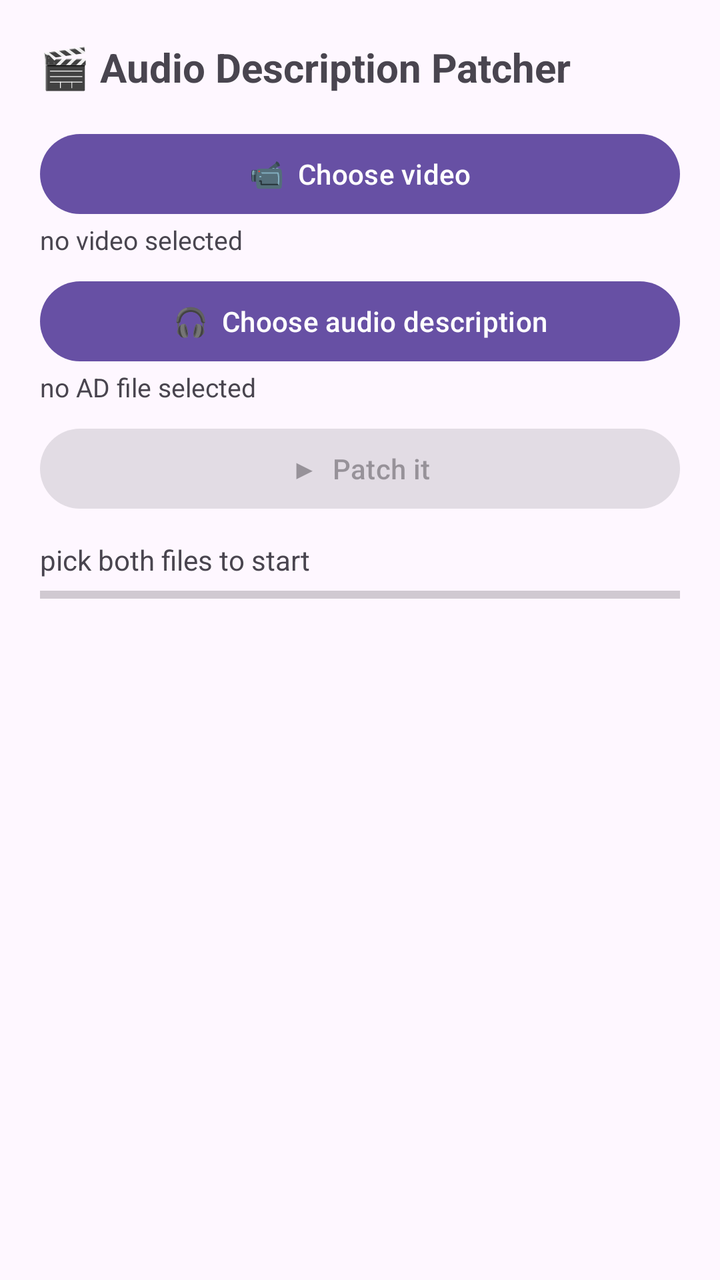
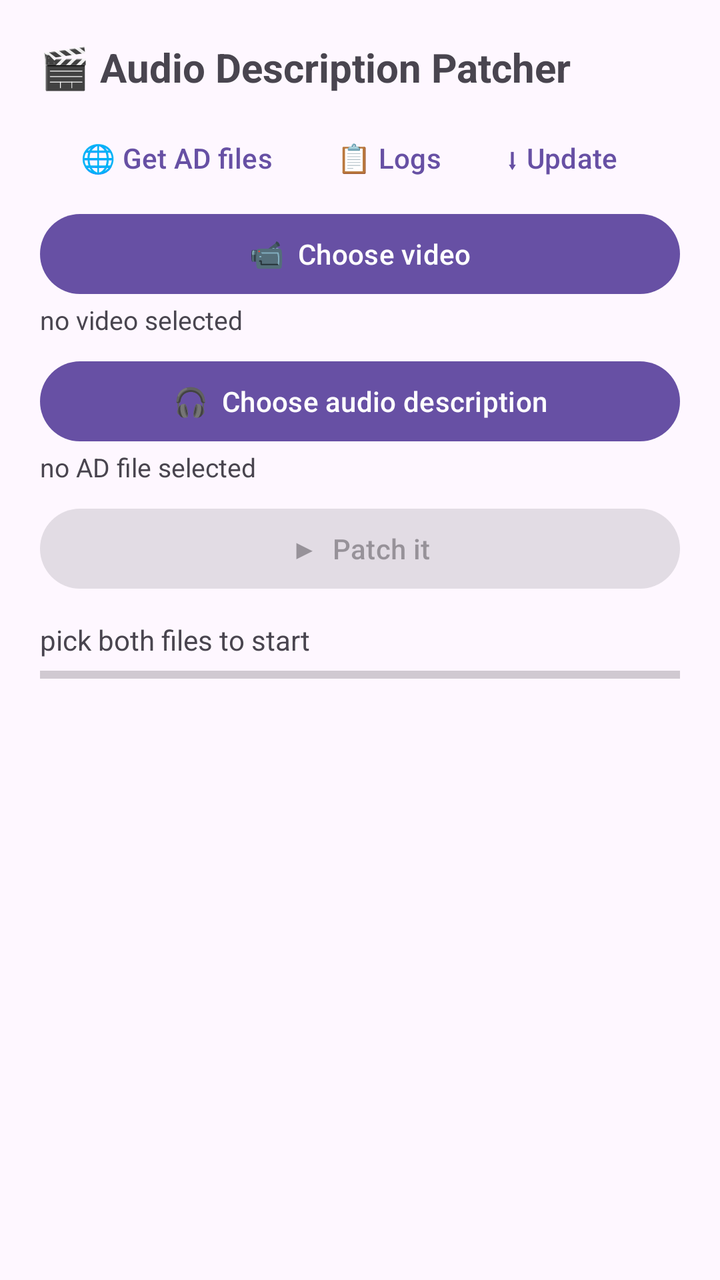

Two renders of the same Android screen: before a commit and after it. Below are the layout's source before the change and the commit's diff.
<!-- AndroidManifest.xml: application theme Theme.Material3.DayNight.NoActionBar -->
<!-- res/layout/activity_main.xml -->
<?xml version="1.0" encoding="utf-8"?>
<LinearLayout xmlns:android="http://schemas.android.com/apk/res/android"
    android:layout_width="match_parent"
    android:layout_height="match_parent"
    android:orientation="vertical"
    android:padding="20dp">

    <TextView
        android:layout_width="wrap_content"
        android:layout_height="wrap_content"
        android:text="🎬 Audio Description Patcher"
        android:textSize="20sp"
        android:textStyle="bold"
        android:paddingBottom="16dp" />

    <Button
        android:id="@+id/pickVideo"
        android:layout_width="match_parent"
        android:layout_height="wrap_content"
        android:text="📹  Choose video" />

    <TextView
        android:id="@+id/videoName"
        android:layout_width="match_parent"
        android:layout_height="wrap_content"
        android:text="no video selected"
        android:textSize="13sp"
        android:paddingBottom="8dp" />

    <Button
        android:id="@+id/pickAd"
        android:layout_width="match_parent"
        android:layout_height="wrap_content"
        android:text="🎧  Choose audio description" />

    <TextView
        android:id="@+id/adName"
        android:layout_width="match_parent"
        android:layout_height="wrap_content"
        android:text="no AD file selected"
        android:textSize="13sp"
        android:paddingBottom="8dp" />

    <Button
        android:id="@+id/goButton"
        android:layout_width="match_parent"
        android:layout_height="wrap_content"
        android:enabled="false"
        android:text="▶  Patch it" />

    <TextView
        android:id="@+id/stage"
        android:layout_width="match_parent"
        android:layout_height="wrap_content"
        android:paddingTop="12dp"
        android:text="pick both files to start" />

    <ProgressBar
        android:id="@+id/bar"
        style="?android:attr/progressBarStyleHorizontal"
        android:layout_width="match_parent"
        android:layout_height="wrap_content"
        android:max="1000" />

    <ScrollView
        android:layout_width="match_parent"
        android:layout_height="0dp"
        android:layout_weight="1"
        android:paddingTop="8dp">

        <TextView
            android:id="@+id/log"
            android:layout_width="match_parent"
            android:layout_height="wrap_content"
            android:fontFamily="monospace"
            android:textSize="11sp" />
    </ScrollView>
</LinearLayout>
<!-- resources referenced by this layout -->
<resources>

</resources>

<!-- the commit's change to res/layout/activity_main.xml (unified diff, before → after) -->
@@ -11,12 +11,57 @@
         android:text="🎬 Audio Description Patcher"
         android:textSize="20sp"
         android:textStyle="bold"
-        android:paddingBottom="16dp" />
+        android:paddingBottom="8dp" />
+
+    <HorizontalScrollView
+        android:layout_width="match_parent"
+        android:layout_height="wrap_content"
+        android:scrollbars="none">
+
+        <LinearLayout
+            android:layout_width="wrap_content"
+            android:layout_height="wrap_content"
+            android:orientation="horizontal">
+
+            <Button
+                android:id="@+id/btnVault"
+                style="?android:attr/buttonBarButtonStyle"
+                android:layout_width="wrap_content"
+                android:layout_height="wrap_content"
+                android:contentDescription="Open AudioVault to download audio description files"
+                android:text="🌐 Get AD files" />
+
+            <Button
+                android:id="@+id/btnLogs"
+                style="?android:attr/buttonBarButtonStyle"
+                android:layout_width="wrap_content"
+                android:layout_height="wrap_content"
+                android:contentDescription="View session logs"
+                android:text="📋 Logs" />
+
+            <Button
+                android:id="@+id/btnUpdate"
+                style="?android:attr/buttonBarButtonStyle"
+                android:layout_width="wrap_content"
+                android:layout_height="wrap_content"
+                android:contentDescription="Check for app updates"
+                android:text="⬇ Update" />
+
+            <Button
+                android:id="@+id/btnClear"
+                style="?android:attr/buttonBarButtonStyle"
+                android:layout_width="wrap_content"
+                android:layout_height="wrap_content"
+                android:contentDescription="Clear cached logs and downloads"
+                android:text="🧹 Clear cache" />
+        </LinearLayout>
+    </HorizontalScrollView>
 
     <Button
         android:id="@+id/pickVideo"
         android:layout_width="match_parent"
         android:layout_height="wrap_content"
+        android:contentDescription="Choose the video file"
         android:text="📹  Choose video" />
 
     <TextView
@@ -31,6 +76,7 @@
         android:id="@+id/pickAd"
         android:layout_width="match_parent"
         android:layout_height="wrap_content"
+        android:contentDescription="Choose the audio description file"
         android:text="🎧  Choose audio description" />
 
     <TextView
@@ -53,6 +99,7 @@
         android:layout_width="match_parent"
         android:layout_height="wrap_content"
         android:paddingTop="12dp"
+        android:accessibilityLiveRegion="polite"
         android:text="pick both files to start" />
 
     <ProgressBar
@@ -73,6 +120,7 @@
             android:layout_width="match_parent"
             android:layout_height="wrap_content"
             android:fontFamily="monospace"
+            android:importantForAccessibility="no"
             android:textSize="11sp" />
     </ScrollView>
 </LinearLayout>
